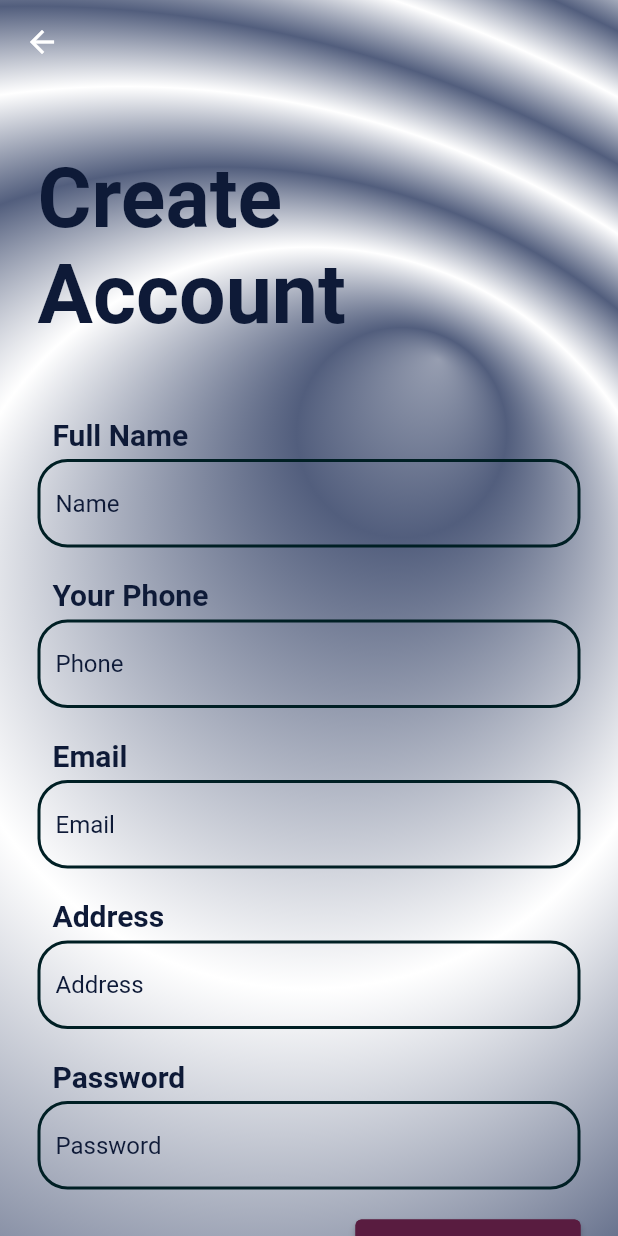
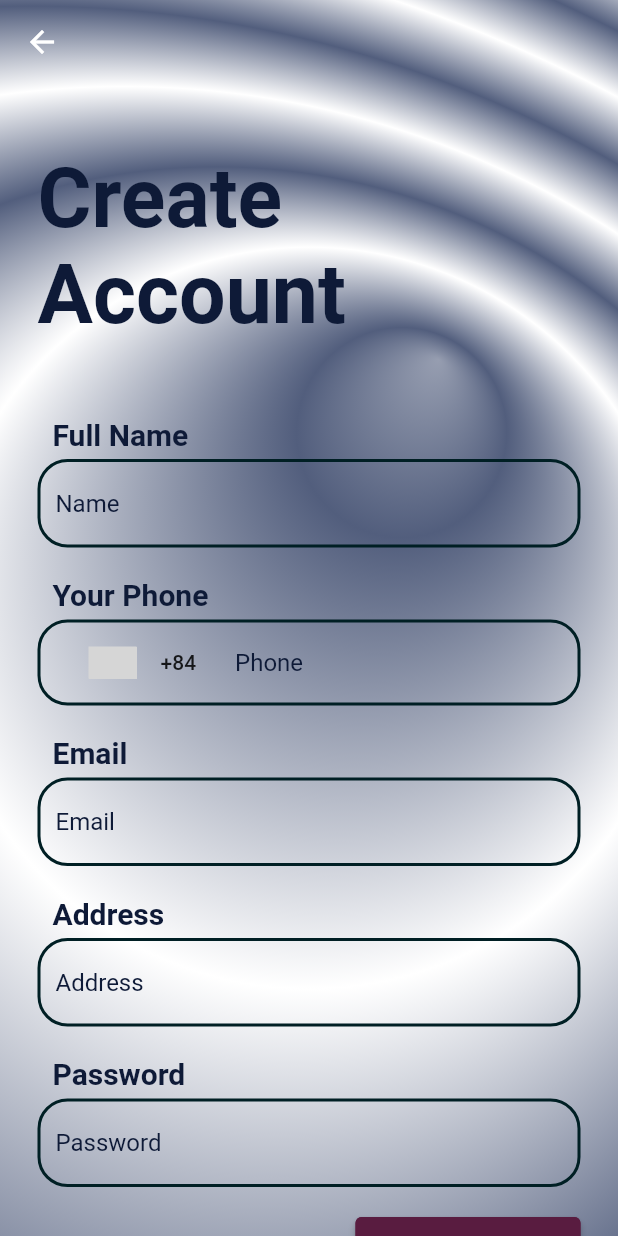
Before and after one commit to casius13594/flutter_finalproject, a Flutter app: the RegisterPage screen opened directly, on a phone screen of 412 x 824 dp. Run offline on Flutter 3.47's test engine with Material 2 defaults, Android fonts, the phone set to English and light mode, and no system bars; drawn by our look-alikes of country_code_picker; our stand-ins replace cloud_firestore, curved_navigation_bar, firebase_auth, firebase_core, flutter_svg, fluttertoast and 6 more; missing offline and left inert: dart:ffi, firebase_app_check; accounts and stored records are empty; grey boxes are pictures that could not be loaded.

Commit message:
Add country code picker and fix conditions

```diff
--- a/lib/pages/register_page.dart
+++ b/lib/pages/register_page.dart
@@ -3,6 +3,7 @@ import 'package:flutter_finalproject/pages/phoneVerify_page.dart';
 import 'package:firebase_auth/firebase_auth.dart';
 import 'package:cloud_firestore/cloud_firestore.dart';
 import 'package:fluttertoast/fluttertoast.dart';
+import 'package:country_code_picker/country_code_picker.dart';
 
 class RegisterPage extends StatefulWidget{
   const RegisterPage({Key? key}) : super(key:key);
@@ -25,6 +26,8 @@ class _RegisterPageState extends State<RegisterPage>{
   String _emailError = '';
   String _phoneError = '';
   String _passwordError = '';
+  CountryCode selectedCountry = CountryCode(name: "Việt Nam", flagUri: "flags/vn.png", code: "VN", dialCode: "+84");
+
   @override
   Widget build(BuildContext context) {
     return Container(
@@ -115,27 +118,49 @@ class _RegisterPageState extends State<RegisterPage>{
                   ),
                 ),
                 SizedBox(height: 5,),
-                TextField(
-                  controller: _controllerPhoneNum,
-                  style: TextStyle(color: Theme.of(context).colorScheme.onTertiaryContainer),
-                  decoration: InputDecoration(
-                      errorText: _phoneValidate ? _phoneError : null,
-                      enabledBorder: OutlineInputBorder(
-                        borderRadius: BorderRadius.circular(20),
-                        borderSide: BorderSide(color: Theme.of(context).colorScheme.onPrimaryContainer,
-                            width: 2),
+                Container(
+                  decoration: BoxDecoration(
+                    borderRadius: BorderRadius.circular(20),
+                    border: Border.all(
+                      color: Theme.of(context).colorScheme.onPrimaryContainer,
+                      width: 2.0, // Adjust the width as needed
+                    ),
+                  ),
+                  child: Row(children: [
+                    Container(
+                      child: CountryCodePicker(
+                        initialSelection: 'VN',
+                        favorite: ['+84', 'VN'],
+                        showCountryOnly: true,
+                        onChanged: (CountryCode countryCode) {
+                          setState(() {
+                            selectedCountry = countryCode;
+                          });
+                        },
                       ),
-                      focusedBorder: OutlineInputBorder(
-                        borderRadius: BorderRadius.circular(20),
-                        borderSide: BorderSide(color: Theme.of(context).colorScheme.onSurface,
-                            width: 2),
+                    ),
+                    Expanded(
+                      child: TextField(
+                        controller: _controllerPhoneNum,
+                        keyboardType: TextInputType.phone,
+                        style: TextStyle(
+                            color: Theme.of(context)
+                                .colorScheme
+                                .onTertiaryContainer),
+                        decoration: InputDecoration(
+                          errorText: _phoneValidate ? _phoneError : null,
+                          hintText: 'Phone',
+                          hintStyle: TextStyle(
+                              color: Theme.of(context)
+                                  .colorScheme
+                                  .onTertiaryContainer),
+                          border: InputBorder.none, // Remove the default border
+                          contentPadding:
+                          EdgeInsets.symmetric(horizontal: 10.0),
+                        ),
                       ),
-                      hintText: 'Phone',
-                      hintStyle: TextStyle(color:Theme.of(context).colorScheme.onTertiaryContainer),
-                      border: OutlineInputBorder(
-                        borderRadius: BorderRadius.circular(20),
-                      )
-                  ),
+                    ),
+                  ]),
                 ),
 
                 SizedBox(height: 20,),
@@ -263,34 +288,51 @@ class _RegisterPageState extends State<RegisterPage>{
                           textDirection: TextDirection.rtl,
                           child: ElevatedButton.icon(
                             onPressed: () async {
+                              QuerySnapshot querySnapshot = await FirebaseFirestore.instance
+                                  .collection('users')
+                                  .where('email', isEqualTo: _controllerEmail.text)
+                                  .get();
+                              if (!querySnapshot.docs.isEmpty) {
+                                _emailValidate = true;
+                                _emailError = "This email is already used for another account";
+                              } else {
+                                _emailValidate = false;
+                              }
+                              querySnapshot = await FirebaseFirestore.instance
+                                  .collection('users')
+                                  .where('phone', isEqualTo: _controllerPhoneNum.text)
+                                  .get();
+                              if (!querySnapshot.docs.isEmpty) {
+                                _phoneValidate = true;
+                                _phoneError = "This phone number is already used for another account";
+                              } else {
+                                _phoneValidate = false;
+                              }
+
                               setState(() {
                                 _controllerName.text.isEmpty? _nameValidate = true :  _nameValidate = false;
                                 if(_controllerEmail.text.isEmpty){
                                   _emailValidate = true;
                                   _emailError = 'This field cannot be empty';
                                 }
+                                else _emailValidate = false;
 
-                                if (FirebaseFirestore.instance.collection('users')
-                                    .where('email', isEqualTo: _controllerEmail.text) != null
-                                && !_controllerEmail.text.isEmpty) {
-                                _emailValidate = true;
-                                _emailError = "This email is already used for another account";
-                                }
-                                if (FirebaseFirestore.instance.collection('users')
-                                    .where('phone', isEqualTo: _controllerPhoneNum.text) != null
-                                && !_controllerPhoneNum.text.isEmpty) {
-                                  _phoneValidate = true;
-                                  _phoneError = "This phone number is already used for another account";
-                                }
                                 if (_controllerPassword.text.length < 6) {
                                   _passwordValidate = true;
                                   _passwordError = "Password length must be at least 6 characters";
                                 }
+                                else _passwordValidate = false;
 
                               });
+
+                              String phoneNum = "";
+                              if(_controllerPhoneNum.text.startsWith('0'))
+                                phoneNum = selectedCountry.dialCode.toString() + _controllerPhoneNum.text.substring(1);
+                              else phoneNum = selectedCountry.dialCode.toString() + _controllerPhoneNum.text;
+
                               if(!_nameValidate && !_phoneValidate && !_passwordValidate && !_emailValidate) {
                                 await FirebaseAuth.instance.verifyPhoneNumber(
-                                  phoneNumber: _controllerPhoneNum.text,
+                                  phoneNumber: phoneNum,
                                   verificationCompleted: (PhoneAuthCredential credential){},
                                   verificationFailed: (FirebaseAuthException e) {},
                                   codeSent: (String verificationID, int? resendToken) {
@@ -299,7 +341,7 @@ class _RegisterPageState extends State<RegisterPage>{
                                     Navigator.push(context,
                                         MaterialPageRoute(builder: (context) =>
                                             PhoneVerify.withData(_controllerName.text,
-                                                _controllerPhoneNum.text,
+                                                phoneNum,
                                                 _controllerEmail.text,
                                                 _controllerAddress.text,
                                                 _controllerPassword.text)
@@ -321,7 +363,7 @@ class _RegisterPageState extends State<RegisterPage>{
                               fixedSize: Size(150, 50),
                               shadowColor: Theme.of(context).colorScheme.onBackground,
                               side: BorderSide(color: Theme.of(context).colorScheme.onSurface, width: 2),
-                              primary: Theme.of(context).colorScheme.onSurface,
+                              backgroundColor: Theme.of(context).colorScheme.onSurface,
                             ),
                           ),
                       ),
--- a/pubspec.yaml
+++ b/pubspec.yaml
@@ -50,6 +50,7 @@ dependencies:
   shared_preferences: ^2.2.1
   firebase_app_check: ^0.1.5+2
   fluttertoast: ^8.2.2
+  country_code_picker: ^3.0.0
 
 dev_dependencies:
   flutter_test:
```
Also changed, not shown: pubspec.lock.
